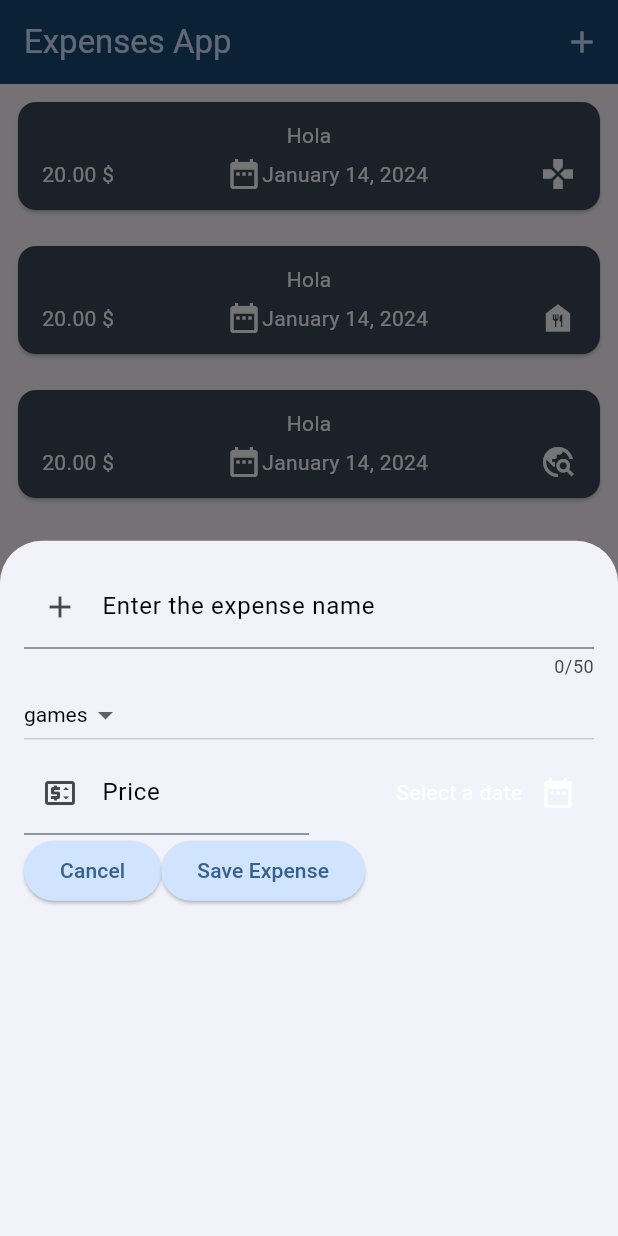
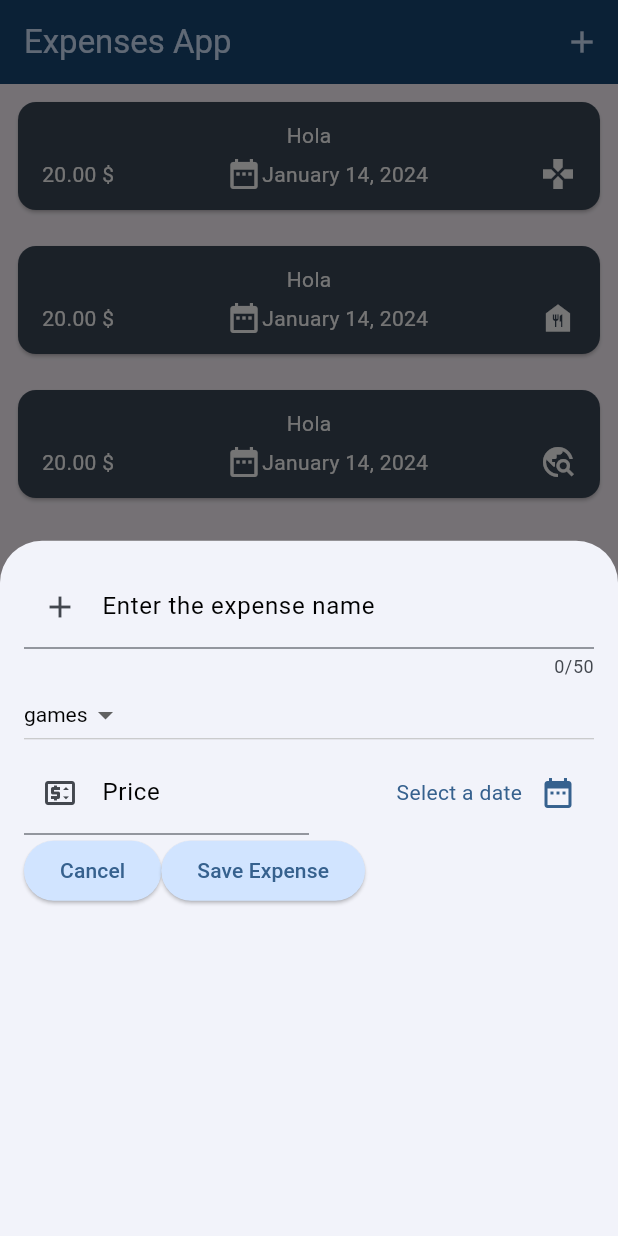
Before and after one commit to riahimedyassin/Expenses-App, a Flutter app: the screen it shows after launch, after a tap on the "add" icon, on a phone screen of 412 x 824 dp. Run offline on Flutter 3.47's test engine with Material 3 defaults, Android fonts, the phone set to English and light mode, and no system bars.

Commit message:
Stying with theme

```diff
--- a/lib/add_expense.dart
+++ b/lib/add_expense.dart
@@ -44,9 +44,13 @@ class _AddExpenseState extends State<AddExpense> {
               TextField(
                 controller: _titleController,
                 maxLength: 50,
+                style: const TextStyle(
+                  color: Colors.black,
+                ),
                 decoration: const InputDecoration(
-                    prefixIcon: Icon(Icons.add),
-                    label: Text("Enter the expense name")),
+                  prefixIcon: Icon(Icons.add),
+                  label: Text("Enter the expense name"),
+                ),
               ),
               SizedBox(
                 width: double.infinity,
@@ -76,6 +80,9 @@ class _AddExpenseState extends State<AddExpense> {
                     child: TextField(
                       controller: _priceController,
                       keyboardType: TextInputType.number,
+                      style: const TextStyle(
+                        color: Colors.black,
+                      ),
                       decoration: const InputDecoration(
                           prefixIcon: Icon(Icons.price_change_outlined),
                           label: Text("Price")),
@@ -86,7 +93,11 @@ class _AddExpenseState extends State<AddExpense> {
                       mainAxisAlignment: MainAxisAlignment.end,
                       crossAxisAlignment: CrossAxisAlignment.center,
                       children: [
-                        Text(dateString),
+                        Text(
+                          dateString,
+                          style: TextStyle(
+                              color: Theme.of(context).colorScheme.primary),
+                        ),
                         IconButton(
                           onPressed: () async {
                             final firstDate = DateTime(DateTime.now().year - 1);
@@ -104,6 +115,7 @@ class _AddExpenseState extends State<AddExpense> {
                             });
                           },
                           icon: const Icon(Icons.date_range),
+                          color: Theme.of(context).colorScheme.primary,
                         )
                       ],
                     ),
@@ -143,10 +155,11 @@ class _AddExpenseState extends State<AddExpense> {
                                         CrossAxisAlignment.center,
                                     children: [
                                       ElevatedButton(
-                                          onPressed: () {
-                                            Navigator.pop(ctx);
-                                          },
-                                          child: const Text("Go back"))
+                                        onPressed: () {
+                                          Navigator.pop(ctx);
+                                        },
+                                        child: const Text("Go back"),
+                                      )
                                     ],
                                   )
                                 ],
--- a/lib/expenses.dart
+++ b/lib/expenses.dart
@@ -40,14 +40,22 @@ class _ExpensesState extends State<Expenses> {
     setState(() {
       _registeredExpenses.remove(e);
     });
+    final snackBar = SnackBar(
+      content: const Text('Deleted successfully'),
+      action: SnackBarAction(
+        label: 'Undo',
+        onPressed: () {
+          // Code to undo the action
+        },
+      ),
+    );
+    ScaffoldMessenger.of(context).showSnackBar(snackBar);
   }
 
   @override
   Widget build(BuildContext context) {
     return Scaffold(
-        appBar: AppBar(
-            title: const Text("Expenses App"),
-            actions: [
+        appBar: AppBar(title: const Text("Expenses App"), actions: [
           IconButton(
             onPressed: () {
               showModalBottomSheet(
--- a/lib/main.dart
+++ b/lib/main.dart
@@ -33,19 +33,16 @@ class MyApp extends StatelessWidget {
           ),
         ),
         textTheme: const TextTheme().copyWith(
-          titleLarge: const TextStyle(
-            color: Colors.black,
-          ),
-          bodyMedium: const TextStyle(
-            color : Colors.white
-          )
-
-        ),
+            titleLarge: const TextStyle(
+              color: Colors.black,
+            ),
+            bodyMedium: const TextStyle(color: Colors.white)),
         iconTheme: const IconThemeData().copyWith(
           color: Colors.white,
         ),
         inputDecorationTheme: const InputDecorationTheme().copyWith(
-          labelStyle: const TextStyle(color : Colors.black),
+          labelStyle: const TextStyle(color: Colors.black),
+          fillColor: Colors.black,
         ),
 
       ),
--- a/lib/widgets/expenses_list.dart
+++ b/lib/widgets/expenses_list.dart
@@ -13,7 +13,13 @@ class ExpensesList extends StatelessWidget {
   Widget build(BuildContext context) {
     return ListView.builder(
       itemCount: registeredExpenses.length,
-      itemBuilder: (context, index) => Dismissible(
+      itemBuilder: (ctx, index) => Dismissible(
+        background: Container(
+          color: Theme.of(ctx).colorScheme.error.withOpacity(0.7),
+          width: double.infinity,
+          height: double.infinity,
+          margin: Theme.of(ctx).cardTheme.margin
+        ),
         // the delete function musty take the same key passed , so Flutter could track the changes , do not pass INDEX
         key: ValueKey(registeredExpenses[index]),
         child: ExpensesItem(item: registeredExpenses[index]),
```
Lines whose indentation alone changed are shown as unchanged.
